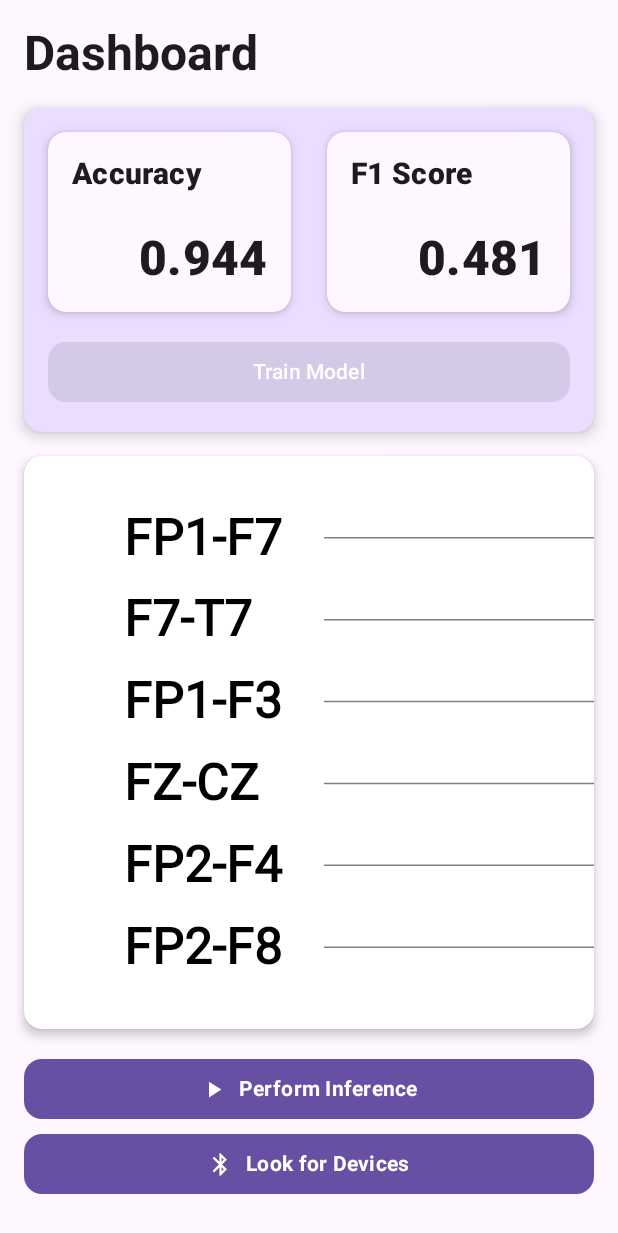
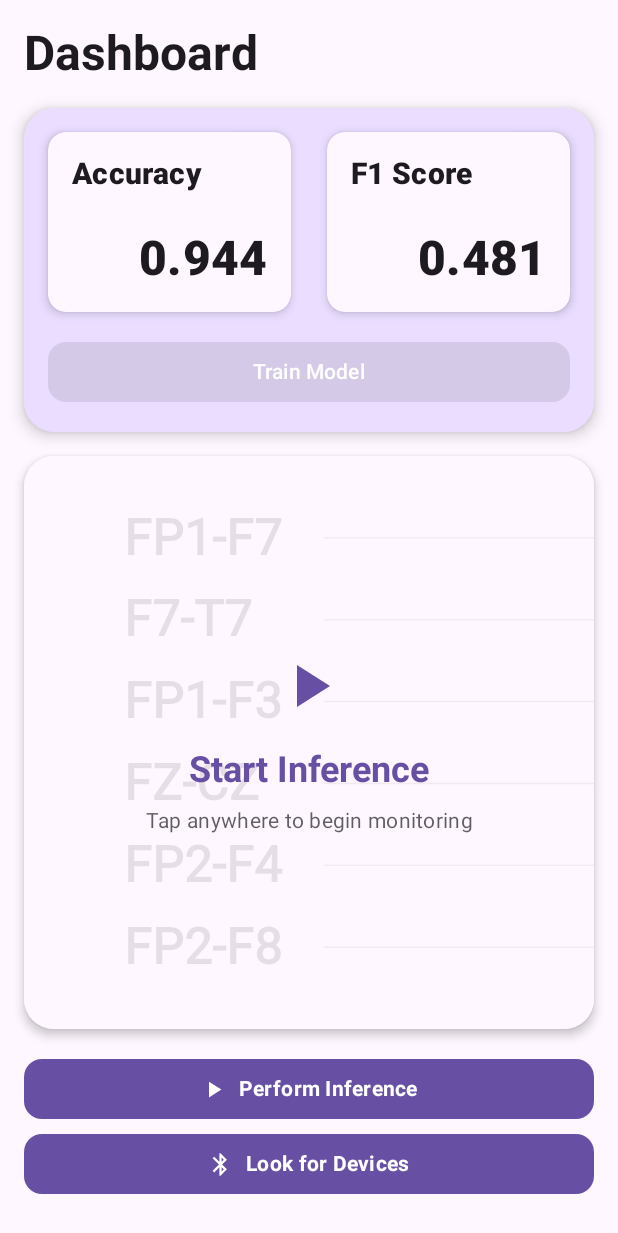
Before and after one commit to Bozu1206/SeizureGuard, an Android app built with Jetpack Compose: the composable InferenceHomePage shown on its own in the app's theme, on a phone screen of 412 x 824 dp. Shown: the top 1233 px of the screen. Run offline under Robolectric (Android 15) with nearby library versions, the phone set to English and light mode, and no system bars; libraries missing offline, so code that uses them is left out: org.tensorflow.op.

```diff
--- a/APP/app/src/main/java/com/epfl/ch/seizureguard/dl/utils/SampleBroadCastService.kt
+++ b/APP/app/src/main/java/com/epfl/ch/seizureguard/dl/utils/SampleBroadCastService.kt
@@ -27,7 +27,7 @@ class SampleBroadcastService : Service() {
         Log.d("SampleBroadcastService", "Service created, starting broadcast loop")
         handler.post(broadcastRunnable)
         var d = DataLoader().loadDataAndLabels(applicationContext, "data.bin")
-        data = d.slice(700..800).toTypedArray()
+        data = d.slice(742..760).toTypedArray()
         d = emptyArray()
         System.gc()
     }
--- a/APP/app/src/main/java/com/epfl/ch/seizureguard/eeg/EEGChart.kt
+++ b/APP/app/src/main/java/com/epfl/ch/seizureguard/eeg/EEGChart.kt
@@ -57,8 +57,8 @@ fun EEGChart(
     Box(
         modifier = modifier
             .fillMaxSize()
-            .shadow(elevation = 4.dp, shape = RoundedCornerShape(12.dp))
-            .clip(RoundedCornerShape(12.dp))
+            .shadow(elevation = 4.dp, shape = RoundedCornerShape(20.dp))
+            .clip(RoundedCornerShape(20.dp))
             .background(Color.White)
     ) {
         Canvas(
--- a/APP/app/src/main/java/com/epfl/ch/seizureguard/eeg/EEGViewModel.kt
+++ b/APP/app/src/main/java/com/epfl/ch/seizureguard/eeg/EEGViewModel.kt
@@ -14,7 +14,6 @@ import kotlinx.coroutines.flow.MutableStateFlow
 import kotlinx.coroutines.flow.asStateFlow
 import kotlinx.coroutines.launch
 import kotlinx.coroutines.delay
-import kotlinx.coroutines.CoroutineScope
 
 class EEGViewModel : ViewModel() {
     private val _eegData = MutableStateFlow<List<List<Float>>>(emptyList())
@@ -68,11 +67,9 @@ class EEGViewModel : ViewModel() {
 
     private fun updateEEGData(sample: DataSample) {
         try {
-            // Ajouter le nouveau sample à la fin des buffers
             selectedChannels.forEachIndexed { bufferIndex, channelIndex ->
                 val buffer = buffers[bufferIndex]
 
-                // Ajouter le nouveau sample
                 for (i in 0 until 1024) {
                     val value = sample.data[channelIndex * 1024 + i] * amplificationFactor
                     buffer.add(value)
@@ -81,7 +78,6 @@ class EEGViewModel : ViewModel() {
 
             _eegData.value = buffers.map { it.toList() }
 
-            // Animation du dessin progressif
             viewModelScope.launch {
                 val currentSize = buffers[0].size
                 val startPoint = currentSize - 1024
--- a/APP/app/src/main/java/com/epfl/ch/seizureguard/inference/InferenceHomePage.kt
+++ b/APP/app/src/main/java/com/epfl/ch/seizureguard/inference/InferenceHomePage.kt
@@ -21,6 +21,7 @@ import androidx.compose.material3.*
 import androidx.compose.runtime.*
 import androidx.compose.ui.*
 import androidx.compose.ui.Alignment
+import androidx.compose.ui.draw.clip
 import androidx.compose.ui.platform.LocalContext
 import androidx.compose.ui.text.font.FontWeight
 import androidx.compose.ui.text.style.TextAlign
@@ -33,6 +34,8 @@ import com.epfl.ch.seizureguard.dl.MetricsViewModel
 import com.epfl.ch.seizureguard.profile.ProfileViewModel
 import androidx.compose.ui.graphics.vector.ImageVector
 import androidx.compose.ui.draw.shadow
+import androidx.compose.ui.tooling.preview.Preview
+import org.tensorflow.op.math.Round
 import kotlin.math.round
 
 private val CardShape = RoundedCornerShape(12.dp)
@@ -49,8 +52,6 @@ fun InferenceHomePage(
     bluetoothViewModel: BluetoothViewModel = viewModel(),
     metricsViewModel: MetricsViewModel,
 ) {
-    val context = LocalContext.current
-
     // Handle Bluetooth setup
     HandleBluetoothSetup(bluetoothViewModel)
 
@@ -58,6 +59,8 @@ fun InferenceHomePage(
     LaunchedEffect(Unit) {
         metricsViewModel.loadMetrics()
     }
+
+    var isInferenceRunning by remember { mutableStateOf(false) }
 
     Column(
         modifier = modifier
@@ -85,10 +88,20 @@ fun InferenceHomePage(
                     contentAlignment = Alignment.Center
                 ) {
                     EEGChart()
+                    InferenceOverlay(
+                        isInferenceRunning = isInferenceRunning,
+                        onStartInference = {
+                            isInferenceRunning = true
+                            onPerformInference()
+                        }
+                    )
                 }
 
                 ActionButtonsSection(
-                    onPerformInference = onPerformInference,
+                    onPerformInference = {
+                        isInferenceRunning = true
+                        onPerformInference()
+                    },
                     onScanDevices = { bluetoothViewModel.scanLeDevice() }
                 )
             }
@@ -114,23 +127,6 @@ private fun MetricsSection(profileViewModel: ProfileViewModel) {
         metrics = metrics,
         profileViewModel = profileViewModel
     )
-}
-
-@Composable
-private fun EEGChartSection() {
-    Box(
-        modifier = Modifier
-            .fillMaxSize()
-            .padding(top = 120.dp),
-        contentAlignment = Alignment.Center
-    ) {
-        Column(
-            modifier = Modifier,
-            horizontalAlignment = Alignment.Start
-        ) {
-            EEGChart()
-        }
-    }
 }
 
 @Composable
@@ -231,6 +227,7 @@ fun BentoMetricsCard(
     }
 }
 
+
 @Composable
 private fun MetricsCardContent(
     metrics: Metrics,
@@ -239,10 +236,10 @@ private fun MetricsCardContent(
     onShowDetails: () -> Unit
 ) {
     Card(
-        shape = CardShape,
+        shape = RoundedCornerShape(20.dp),
         modifier = Modifier
             .fillMaxWidth()
-            .shadow(CardElevation, shape = CardShape),
+            .shadow(CardElevation, shape = RoundedCornerShape(20.dp)),
         colors = CardDefaults.cardColors(
             containerColor = MaterialTheme.colorScheme.primaryContainer
         )
@@ -445,3 +442,51 @@ private fun RequestBluetoothPermissions() {
         }
     }
 }
+
+@Composable
+fun InferenceOverlay(
+    isInferenceRunning: Boolean,
+    onStartInference: () -> Unit
+) {
+    if (!isInferenceRunning) {
+        Box(
+            modifier = Modifier
+                .fillMaxSize()
+                .clip(RoundedCornerShape(20.dp))
+                .background(MaterialTheme.colorScheme.surface.copy(alpha = 0.9f))
+                .clickable { onStartInference() },
+            contentAlignment = Alignment.Center
+        ) {
+            Column(
+                horizontalAlignment = Alignment.CenterHorizontally,
+                verticalArrangement = Arrangement.Center,
+                modifier = Modifier.padding(16.dp)
+            ) {
+                Icon(
+                    imageVector = Icons.Default.PlayArrow,
+                    contentDescription = "Start Inference",
+                    modifier = Modifier
+                        .size(64.dp)
+                        .padding(bottom = 16.dp),
+                    tint = MaterialTheme.colorScheme.primary
+                )
+
+                Text(
+                    text = "Start Inference",
+                    style = MaterialTheme.typography.headlineSmall,
+                    color = MaterialTheme.colorScheme.primary,
+                    fontWeight = FontWeight.Bold
+                )
+
+                Spacer(modifier = Modifier.height(8.dp))
+
+                Text(
+                    text = "Tap anywhere to begin monitoring",
+                    style = MaterialTheme.typography.bodyMedium,
+                    color = MaterialTheme.colorScheme.onSurface.copy(alpha = 0.7f),
+                    textAlign = TextAlign.Center
+                )
+            }
+        }
+    }
+}
--- a/APP/app/src/main/res/values/strings.xml
+++ b/APP/app/src/main/res/values/strings.xml
@@ -12,4 +12,6 @@
     <string name="add_google_wallet_success">Nice\n</string>
     <string name="fixed_foregroung_notification_channel_id">foreground service fixed notification</string>
     <string name="seizure_notification_id">"seizure found "</string>
+    <string name="about">SeizureGuard is an innovative application designed to detect and monitor epileptic seizures using EEG signals. It provides real-time monitoring, emergency alerts, and detailed seizure history tracking.</string>
+    <string name="authors"><![CDATA[Francesco Poluzzi and François Dumoncel EE-490(g): Lab on App Development for Smartphones \nSupervisor: Ansaloni Giovanni & Amirhossein Shahbazinia]]></string>
 </resources>
```
Also changed, not shown: APP/app/src/main/java/com/epfl/ch/seizureguard/MainActivity.kt (+33 -38 lines), APP/app/src/main/java/com/epfl/ch/seizureguard/RunningApp.kt (+26 -6 lines), APP/app/src/main/java/com/epfl/ch/seizureguard/alert/SeizureDetectedScreen.kt (+31 -16 lines), APP/app/src/main/java/com/epfl/ch/seizureguard/inference/InferenceService.kt (+5 -5 lines), APP/app/src/main/java/com/epfl/ch/seizureguard/seizure_detection/SeizureDetectionViewModel.kt (added, +18 -0 lines), APP/app/src/main/java/com/epfl/ch/seizureguard/settings/SettingsScreen.kt (+72 -1 lines).
